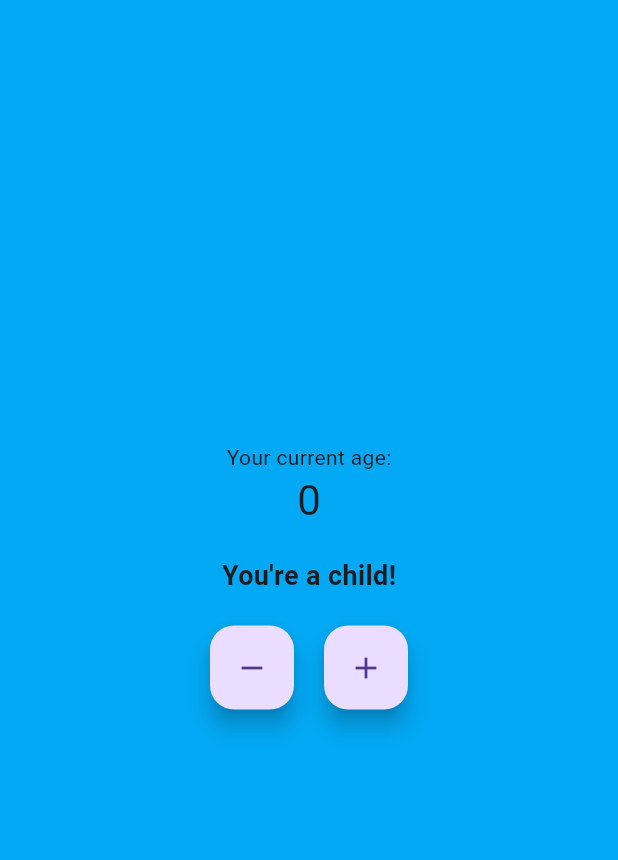
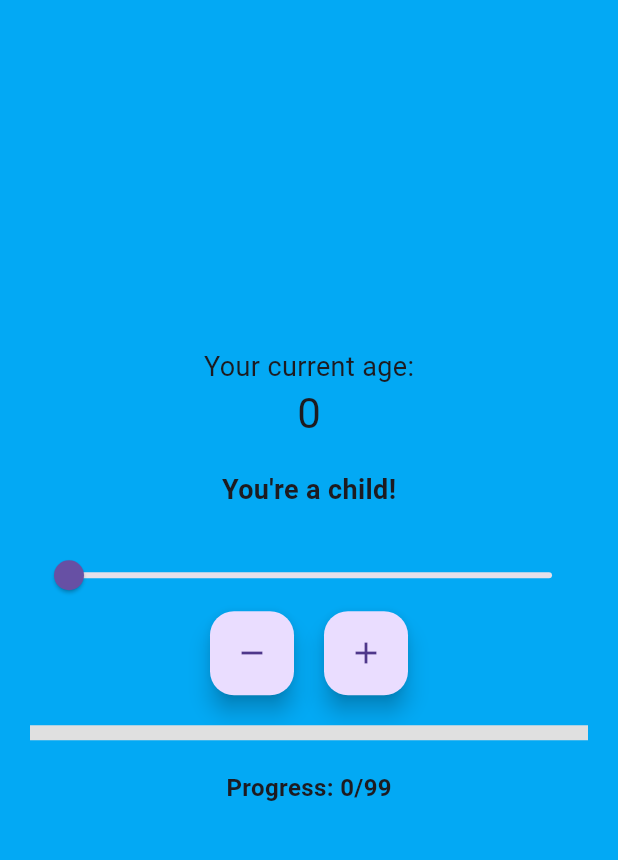
Before and after one commit to tan8325/act06, a Flutter app: the screen it shows after launch, on a phone screen of 412 x 824 dp, the part 84-944 px from its top. Run offline on Flutter 3.47's test engine with Material 3 defaults, Android fonts, the phone set to English and light mode, and no system bars; missing offline and left inert: window_size.

Commit message:
Added progress bar and slider

```diff
--- a/lib/main.dart
+++ b/lib/main.dart
@@ -37,8 +37,10 @@
   int age = 0;
 
   void increment() {
+    if (age < 99) {
       age++;
       notifyListeners();
+    }
   }
 
   void decrement() {
@@ -46,6 +48,11 @@
       age--;
       notifyListeners();
     }
+  }
+
+  void setAge(double newAge) {
+    age = newAge.toInt();
+    notifyListeners();
   }
 
   Map<String, dynamic> get milestone {
@@ -59,6 +66,26 @@
       return {"message": "You're an adult now!", "color": Colors.orange};
     } else {
       return {"message": "Golden years!", "color": Colors.grey};
+    }
+  }
+
+  Color get progressColor {
+    if (age <= 33) {
+      return Colors.green;
+    } else if (age <= 67) {
+      return Colors.yellow;
+    } else {
+      return Colors.red;
+    }
+  }
+
+  double get progressValue {
+    if (age <= 33) {
+      return age / 33;
+    } else if (age <= 67) {
+      return (age - 33) / 34;
+    } else {
+      return (age - 67) / 32;
     }
   }
 }
@@ -91,11 +118,13 @@
       appBar: AppBar(
         title: const Text('ACT06'),
       ),
-      body: Center(
+      body: Padding(
+        padding: const EdgeInsets.symmetric(horizontal: 20.0),
+        child: Center(
           child: Column(
             mainAxisAlignment: MainAxisAlignment.center,
             children: [
-            const Text('Your current age:'),
+              const Text('Your current age:', style: TextStyle(fontSize: 18)),
               Consumer<AgeCounter>(
                 builder: (context, ageCounter, child) => Text(
                   '${ageCounter.age}',
@@ -108,21 +137,51 @@
                 style: const TextStyle(fontSize: 18, fontWeight: FontWeight.bold),
               ),
               const SizedBox(height: 20),
+
+              Slider(
+                value: ageCounter.age.toDouble(),
+                min: 0,
+                max: 99,
+                divisions: 99,
+                label: "${ageCounter.age}",
+                onChanged: (newAge) {
+                  ageCounter.setAge(newAge);
+                },
+              ),
+
               Row(
                 mainAxisAlignment: MainAxisAlignment.center,
                 children: [
                   FloatingActionButton(
+                    heroTag: "minusBtn",
                     onPressed: ageCounter.decrement,
                     child: const Icon(Icons.remove),
                   ),
                   const SizedBox(width: 20),
                   FloatingActionButton(
+                    heroTag: "plusBtn",
                     onPressed: ageCounter.increment,
                     child: const Icon(Icons.add),
                   ),
                 ],
               ),
+
+              const SizedBox(height: 20),
+
+              LinearProgressIndicator(
+                value: ageCounter.progressValue,
+                color: ageCounter.progressColor,
+                backgroundColor: Colors.grey.shade300,
+                minHeight: 10,
+              ),
+
+              const SizedBox(height: 20),
+              Text(
+                "Progress: ${ageCounter.age}/99",
+                style: const TextStyle(fontSize: 16, fontWeight: FontWeight.bold),
+              ),
             ],
+          ),
         ),
       ),
     );
```
Lines whose indentation alone changed are shown as unchanged.
